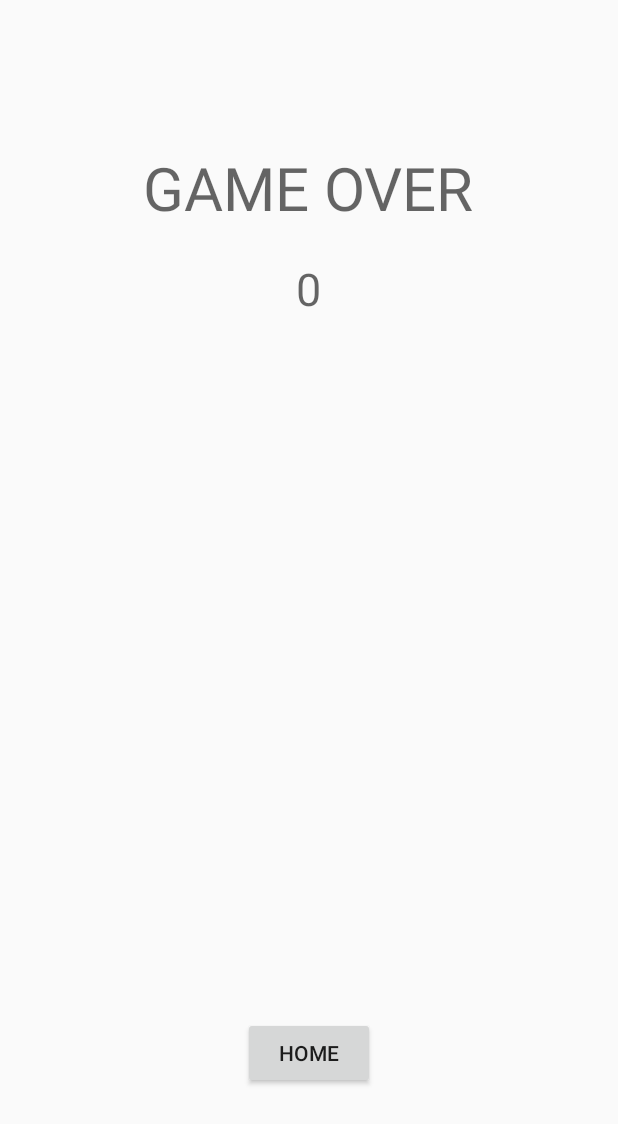
After one commit to gmlunesa/Recyclopedia, an Android app: the GameOverActivity screen opened directly, with no data from a screen before it, on a phone screen of 412 x 824 dp. The commit adds this screen. Shown: the top 1124 px of the screen. Run offline under Robolectric (Android 15) with nearby library versions, the phone set to English and light mode, and no system bars.

Commit message:
fixed some stuff

```diff
--- a/app/src/main/AndroidManifest.xml
+++ b/app/src/main/AndroidManifest.xml
@@ -22,6 +22,11 @@
         <activity
             android:name=".CheckActivity"
             android:configChanges="orientation|screenSize|keyboardHidden"/>
+
+        <activity
+            android:name=".GameOverActivity"
+            android:configChanges="orientation|screenSize|keyboardHidden"/>
+
         <meta-data
             android:name="com.google.android.gms.version"
             android:value="@integer/google_play_services_version" />
--- a/app/src/main/java/com/example/recyclopedia/CheckActivity.java
+++ b/app/src/main/java/com/example/recyclopedia/CheckActivity.java
@@ -54,7 +54,19 @@ public class CheckActivity extends Activity {
         img_imageview.setImageResource(resID);
         //img_imageview
 
+        if (counter == 5) {
+            continue_button.setOnClickListener(new View.OnClickListener() {
 
+                @Override
+                public void onClick(View v) {
+                    Intent in = new Intent(getApplicationContext(), GameOverActivity.class);
+
+                    in.putExtra("score", score);
+                    in.addFlags(Intent.FLAG_ACTIVITY_CLEAR_TOP);
+                    startActivity(in);
+                }
+            });
+        } else {
             continue_button.setOnClickListener(new View.OnClickListener() {
 
                 @Override
@@ -66,6 +78,8 @@ public class CheckActivity extends Activity {
                     startActivity(in);
                 }
             });
+        }
+
 
     }
 
--- a/app/src/main/java/com/example/recyclopedia/GameActivity.java
+++ b/app/src/main/java/com/example/recyclopedia/GameActivity.java
@@ -51,7 +51,7 @@ public class GameActivity extends Activity {
 
         //setQuestion();
         gameList = MainActivity.getGameList();
-        rand = 0 + (int)(Math.random() * ((2 - 0) + 1));
+        rand = 0 + (int)(Math.random() * ((11 - 0) + 1));
 
         Intent intent = getIntent();
         score = intent.getIntExtra("score", 0);
@@ -71,6 +71,7 @@ public class GameActivity extends Activity {
         ///// end of setting the question page
 
         ++counter;
+        Log.d("counter", ": " + counter);
 
         // Biodegradable button
         bio_button.setOnClickListener(new View.OnClickListener() {
--- /dev/null
+++ b/app/src/main/java/com/example/recyclopedia/GameOverActivity.java
@@ -0,0 +1,49 @@
+package com.example.recyclopedia;
+
+import android.app.Activity;
+import android.content.Intent;
+import android.os.Bundle;
+import android.view.Menu;
+import android.view.View;
+import android.widget.Button;
+import android.widget.ImageView;
+import android.widget.TextView;
+
+/**
+ * Created by Mariz on 12/10/2016.
+ */
+public class GameOverActivity extends Activity {
+    TextView go_textview;
+    TextView score_textview;
+    Button home_btn;
+
+    protected void onCreate(Bundle savedInstanceState) {
+        super.onCreate(savedInstanceState);
+        setContentView(R.layout.game_over);
+
+        go_textview = (TextView) findViewById(R.id.game_over);
+        score_textview = (TextView) findViewById(R.id.score_text);
+        home_btn = (Button) findViewById(R.id.home_btn);
+
+        Intent in = getIntent();
+
+        score_textview.setText("" + in.getIntExtra("score", 0));
+
+        home_btn.setOnClickListener(new View.OnClickListener() {
+            @Override
+            public void onClick(View v) {
+                Intent in = new Intent(getApplicationContext(), MainActivity.class);
+                in.addFlags(Intent.FLAG_ACTIVITY_CLEAR_TOP);
+                startActivity(in);
+            }
+        });
+
+    }
+
+    public boolean onCreateOptionsMenu(Menu menu) {
+        // Inflate the menu; this adds items to the action bar if it is present.
+        getMenuInflater().inflate(R.menu.gameover_activity, menu);
+        return true;
+    }
+
+}
--- /dev/null
+++ b/app/src/main/res/layout/game_over.xml
@@ -0,0 +1,36 @@
+<?xml version="1.0" encoding="utf-8"?>
+<RelativeLayout xmlns:android="http://schemas.android.com/apk/res/android"
+    android:orientation="vertical" android:layout_width="match_parent"
+    android:layout_height="match_parent">
+
+    <TextView
+        android:layout_width="wrap_content"
+        android:layout_height="wrap_content"
+        android:textAppearance="?android:attr/textAppearanceMedium"
+        android:text="GAME OVER"
+        android:id="@+id/game_over"
+        android:layout_alignParentTop="true"
+        android:layout_centerHorizontal="true"
+        android:layout_marginTop="98dp"
+        android:textSize="40dp" />
+
+    <TextView
+        android:layout_width="wrap_content"
+        android:layout_height="wrap_content"
+        android:textAppearance="?android:attr/textAppearanceMedium"
+        android:text="Medium Text"
+        android:id="@+id/score_text"
+        android:layout_below="@+id/game_over"
+        android:layout_centerHorizontal="true"
+        android:layout_marginTop="20dp"
+        android:textSize="30dp" />
+
+    <Button
+        android:layout_width="wrap_content"
+        android:layout_height="wrap_content"
+        android:text="Home"
+        android:id="@+id/home_btn"
+        android:layout_alignParentBottom="true"
+        android:layout_centerHorizontal="true"
+        android:layout_marginBottom="98dp" />
+</RelativeLayout>
--- /dev/null
+++ b/app/src/main/res/menu/gameover_activity.xml
@@ -0,0 +1,4 @@
+<?xml version="1.0" encoding="utf-8"?>
+<menu xmlns:android="http://schemas.android.com/apk/res/android">
+
+</menu>
```
Also changed, not shown: 1 other file. Lines whose indentation alone changed are shown as unchanged.
